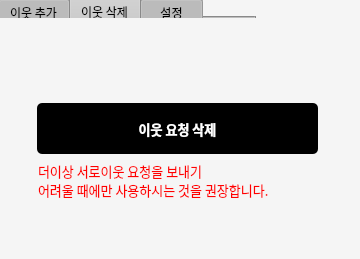
Qt form DeleteUi.ui (officialOTsolution/NaverNeighborBot) before a commit.
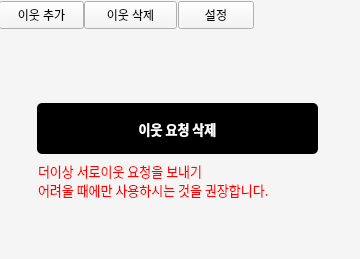
The same form after that commit. The open tabs and pages were chosen to show the change.

Commit message: button으로 gui 이동 구현

```diff
--- a/DeleteUi.ui
+++ b/DeleteUi.ui
@@ -17,61 +17,6 @@
    <string notr="true">background-color: #f5f5f5;</string>
   </property>
   <widget class="QWidget" name="centralwidget">
-   <widget class="QTabWidget" name="tabWidget">
-    <property name="geometry">
-     <rect>
-      <x>-2</x>
-      <y>-3</y>
-      <width>258</width>
-      <height>21</height>
-     </rect>
-    </property>
-    <property name="baseSize">
-     <size>
-      <width>10</width>
-      <height>10</height>
-     </size>
-    </property>
-    <property name="font">
-     <font>
-      <family>Spoqa Han Sans Neo</family>
-      <pointsize>9</pointsize>
-     </font>
-    </property>
-    <property name="styleSheet">
-     <string notr="true">background-color:#C0C0C0;</string>
-    </property>
-    <property name="currentIndex">
-     <number>2</number>
-    </property>
-    <property name="iconSize">
-     <size>
-      <width>50</width>
-      <height>50</height>
-     </size>
-    </property>
-    <widget class="QWidget" name="TabAdd_2">
-     <attribute name="title">
-      <string>이웃 추가</string>
-     </attribute>
-    </widget>
-    <widget class="QWidget" name="TabDelete_2">
-     <property name="sizePolicy">
-      <sizepolicy hsizetype="Ignored" vsizetype="Preferred">
-       <horstretch>0</horstretch>
-       <verstretch>0</verstretch>
-      </sizepolicy>
-     </property>
-     <attribute name="title">
-      <string>이웃 삭제</string>
-     </attribute>
-    </widget>
-    <widget class="QWidget" name="tab_2">
-     <attribute name="title">
-      <string>   설정   </string>
-     </attribute>
-    </widget>
-   </widget>
    <widget class="QPushButton" name="AddFriendBtn">
     <property name="geometry">
      <rect>
@@ -132,6 +77,45 @@
      <string>&lt;html&gt;&lt;head/&gt;&lt;body&gt;&lt;p&gt;&lt;span style=&quot; font-size:10pt;&quot;&gt;더이상 서로이웃 요청을 보내기&lt;br/&gt; 어려울 때에만 사용하시는 것을 권장합니다.&lt;/span&gt;&lt;/p&gt;&lt;/body&gt;&lt;/html&gt;</string>
     </property>
    </widget>
+   <widget class="QPushButton" name="ButtonAdd">
+    <property name="geometry">
+     <rect>
+      <x>-1</x>
+      <y>1</y>
+      <width>85</width>
+      <height>28</height>
+     </rect>
+    </property>
+    <property name="text">
+     <string>이웃 추가</string>
+    </property>
+   </widget>
+   <widget class="QPushButton" name="ButtonSetting">
+    <property name="geometry">
+     <rect>
+      <x>178</x>
+      <y>1</y>
+      <width>76</width>
+      <height>28</height>
+     </rect>
+    </property>
+    <property name="text">
+     <string>설정</string>
+    </property>
+   </widget>
+   <widget class="QPushButton" name="ButtonDelete">
+    <property name="geometry">
+     <rect>
+      <x>84</x>
+      <y>1</y>
+      <width>93</width>
+      <height>28</height>
+     </rect>
+    </property>
+    <property name="text">
+     <string>이웃 삭제</string>
+    </property>
+   </widget>
   </widget>
   <widget class="QStatusBar" name="statusbar"/>
  </widget>
```
The commit also changes 9 other files.
